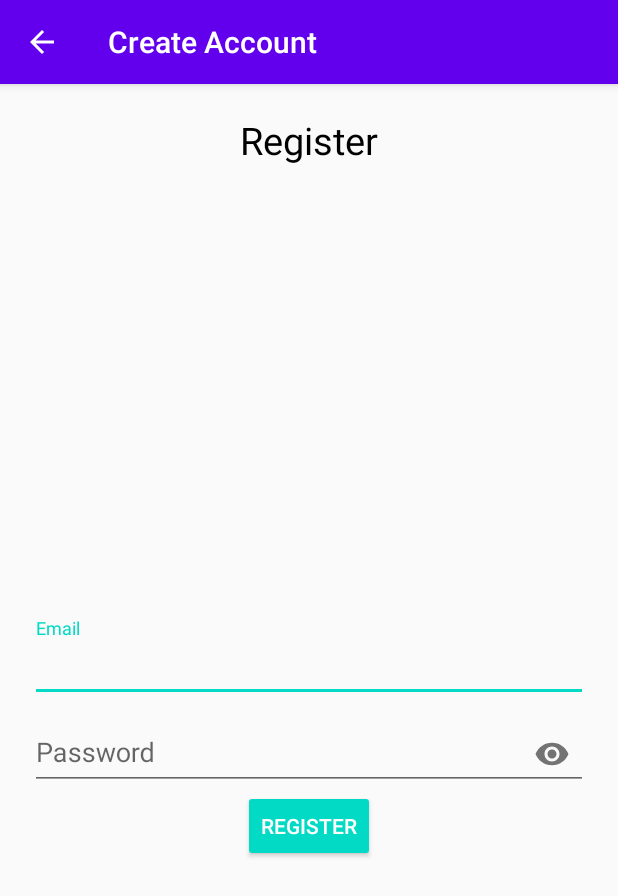
After one commit to mohamed-bahaa21/mafqoodat, an Android app: the RegisterActivity screen opened directly, with no data from a screen before it, on a phone screen of 412 x 824 dp. The commit adds this screen. Shown: the top 896 px of the screen. Run offline under Robolectric (Android 15) with nearby library versions, the phone set to English and light mode, and no system bars; our stand-ins replace Firebase (no records; nobody signed in at launch, a user with empty details on screens opened directly).

Commit message:
User Registration

```diff
--- a/app/build.gradle
+++ b/app/build.gradle
@@ -1,4 +1,5 @@
 apply plugin: 'com.android.application'
+apply plugin: 'com.google.gms.google-services'
 
 android {
     compileSdkVersion 29
@@ -27,7 +28,10 @@ dependencies {
     implementation fileTree(dir: 'libs', include: ['*.jar'])
 
     implementation 'androidx.appcompat:appcompat:1.1.0'
+    //noinspection GradleCompatible
+    implementation 'com.android.support:design:28.0.0'
     implementation 'androidx.constraintlayout:constraintlayout:1.1.3'
+    implementation 'com.google.firebase:firebase-auth:19.3.0'
     testImplementation 'junit:junit:4.12'
     androidTestImplementation 'androidx.test.ext:junit:1.1.1'
     androidTestImplementation 'androidx.test.espresso:espresso-core:3.2.0'
--- a/app/src/main/AndroidManifest.xml
+++ b/app/src/main/AndroidManifest.xml
@@ -1,6 +1,8 @@
 <?xml version="1.0" encoding="utf-8"?>
 <manifest xmlns:android="http://schemas.android.com/apk/res/android"
     package="com.project.firebasesocial">
+
+    <uses-permission android:name="android.permission.INTERNET" />
 
     <application
         android:allowBackup="true"
@@ -9,6 +11,8 @@
         android:roundIcon="@mipmap/ic_launcher_round"
         android:supportsRtl="true"
         android:theme="@style/AppTheme">
+        <activity android:name=".ProfileActivity"></activity>
+        <activity android:name=".RegisterActivity" />
         <activity android:name=".MainActivity">
             <intent-filter>
                 <action android:name="android.intent.action.MAIN" />
--- /dev/null
+++ b/app/src/main/java/com/project/firebasesocial/RegisterActivity.java
@@ -0,0 +1,106 @@
+package com.project.firebasesocial;
+
+import androidx.annotation.NonNull;
+import androidx.appcompat.app.ActionBar;
+import androidx.appcompat.app.AppCompatActivity;
+
+import android.app.ProgressDialog;
+import android.content.Intent;
+import android.os.Bundle;
+import android.util.Log;
+import android.util.Patterns;
+import android.view.View;
+import android.widget.Button;
+import android.widget.EditText;
+import android.widget.Toast;
+
+import com.google.android.gms.tasks.OnCompleteListener;
+import com.google.android.gms.tasks.OnFailureListener;
+import com.google.android.gms.tasks.Task;
+import com.google.firebase.auth.AuthResult;
+import com.google.firebase.auth.FirebaseAuth;
+import com.google.firebase.auth.FirebaseUser;
+
+public class RegisterActivity extends AppCompatActivity {
+
+    EditText mEmailEt, mPasswordEt;
+    Button mRegisterBtn;
+
+    ProgressDialog progressDialog;
+
+    private FirebaseAuth mAuth;
+
+    @Override
+    protected void onCreate(Bundle savedInstanceState) {
+        super.onCreate(savedInstanceState);
+        setContentView(R.layout.activity_register);
+
+//        actionbar title
+        ActionBar actionBar = getSupportActionBar();
+        actionBar.setTitle("Create Account");
+//        enable back button
+        actionBar.setDisplayHomeAsUpEnabled(true);
+        actionBar.setDisplayShowHomeEnabled(true);
+
+        mEmailEt = findViewById(R.id.emailEt);
+        mPasswordEt = findViewById(R.id.passwordEt);
+        mRegisterBtn = findViewById(R.id.registerBtn);
+
+        progressDialog = new ProgressDialog(this);
+        progressDialog.setMessage("Registering User...");
+
+        mAuth = FirebaseAuth.getInstance();
+
+
+        mRegisterBtn.setOnClickListener(new View.OnClickListener() {
+            @Override
+            public void onClick(View v) {
+                String email = mEmailEt.getText().toString().trim();
+                String password = mPasswordEt.getText().toString().trim();
+
+                if(!Patterns.EMAIL_ADDRESS.matcher(email).matches()){
+                    mEmailEt.setError("Invalid Email");
+                } else if (password.length() < 6){
+                    mPasswordEt.setError("Password Length at least 6 charachters");
+                } else {
+                    registerUser(email, password);
+                }
+            }
+        });
+    }
+
+    private void registerUser(String email, String password) {
+        progressDialog.show();
+
+        mAuth.createUserWithEmailAndPassword(email, password)
+        .addOnCompleteListener(this, new OnCompleteListener<AuthResult>() {
+            @Override
+            public void onComplete(@NonNull Task<AuthResult> task) {
+                if (task.isSuccessful()) {
+                    // Sign in success, update UI with the signed-in user's information
+                    progressDialog.dismiss();
+                    FirebaseUser user = mAuth.getCurrentUser();
+                    Toast.makeText(RegisterActivity.this, "Registered... \n"+user.getEmail(), Toast.LENGTH_SHORT).show();
+                    startActivity(new Intent(RegisterActivity.this, ProfileActivity.class));
+                } else {
+                    // If sign in fails, display a message to the user.
+                    progressDialog.dismiss();
+                    Toast.makeText(RegisterActivity.this, "Authentication failed.",
+                            Toast.LENGTH_SHORT).show();
+                }
+            }
+        }).addOnFailureListener(new OnFailureListener() {
+            @Override
+            public void onFailure(@NonNull Exception e) {
+                progressDialog.dismiss();
+                Toast.makeText(RegisterActivity.this, ""+e.getMessage(), Toast.LENGTH_SHORT).show();
+            }
+        });
+    }
+
+    @Override
+    public boolean onSupportNavigateUp() {
+        onBackPressed(); // go previous activity
+        return super.onSupportNavigateUp();
+    }
+}
--- /dev/null
+++ b/app/src/main/res/layout/activity_register.xml
@@ -0,0 +1,63 @@
+<?xml version="1.0" encoding="utf-8"?>
+<RelativeLayout xmlns:android="http://schemas.android.com/apk/res/android"
+    xmlns:app="http://schemas.android.com/apk/res-auto"
+    xmlns:tools="http://schemas.android.com/tools"
+    android:layout_width="match_parent"
+    android:layout_height="match_parent"
+    tools:context=".RegisterActivity"
+    android:padding="20dp">
+
+    <TextView
+        android:layout_width="match_parent"
+        android:layout_height="wrap_content"
+        android:gravity="center_horizontal"
+        android:text="Register"
+        android:textColor="@color/black"
+        android:textSize="25sp"/>
+
+    <com.google.android.material.textfield.TextInputLayout
+        android:layout_width="match_parent"
+        android:layout_height="wrap_content"
+        android:layout_centerHorizontal="true"
+        android:layout_centerVertical="true"
+        android:id="@+id/emailTIL">
+
+        <EditText
+            android:id="@+id/emailEt"
+            android:inputType="textEmailAddress"
+            android:hint="Email"
+            android:layout_width="match_parent"
+            android:layout_height="wrap_content"/>
+
+    </com.google.android.material.textfield.TextInputLayout>
+
+    <com.google.android.material.textfield.TextInputLayout
+        android:layout_width="match_parent"
+        android:layout_height="wrap_content"
+        android:layout_centerHorizontal="true"
+        android:layout_centerVertical="true"
+        android:id="@+id/passwordTIL"
+        app:passwordToggleEnabled="true"
+        android:layout_below="@id/emailTIL">
+
+        <EditText
+            android:id="@+id/passwordEt"
+            android:inputType="textPassword"
+            android:hint="Password"
+            android:layout_width="match_parent"
+            android:layout_height="wrap_content"/>
+
+    </com.google.android.material.textfield.TextInputLayout>
+
+    <Button
+        android:layout_width="wrap_content"
+        android:layout_height="wrap_content"
+        android:text="Register"
+        android:layout_below="@id/passwordTIL"
+        style="@style/Widget.AppCompat.Button.Colored"
+        android:layout_centerHorizontal="true"
+        android:id="@+id/registerBtn"/>
+
+
+
+</RelativeLayout>
--- a/app/src/main/res/values/colors.xml
+++ b/app/src/main/res/values/colors.xml
@@ -3,4 +3,5 @@
     <color name="colorPrimary">#6200EE</color>
     <color name="colorPrimaryDark">#3700B3</color>
     <color name="colorAccent">#03DAC5</color>
+    <color name="black">#000</color>
 </resources>
--- a/build.gradle
+++ b/build.gradle
@@ -9,6 +9,7 @@ buildscript {
     }
     dependencies {
         classpath 'com.android.tools.build:gradle:3.6.1'
+        classpath 'com.google.gms:google-services:4.3.3'
 
 
         // NOTE: Do not place your application dependencies here; they belong
```
Also changed, not shown: app/src/main/java/com/project/firebasesocial/MainActivity.java (+15 -0 lines), app/src/main/java/com/project/firebasesocial/ProfileActivity.java (added, +19 -0 lines), app/src/main/res/layout/activity_main.xml (+26 -9 lines), app/src/main/res/layout/activity_profile.xml (added, +19 -0 lines), 1 other file.
